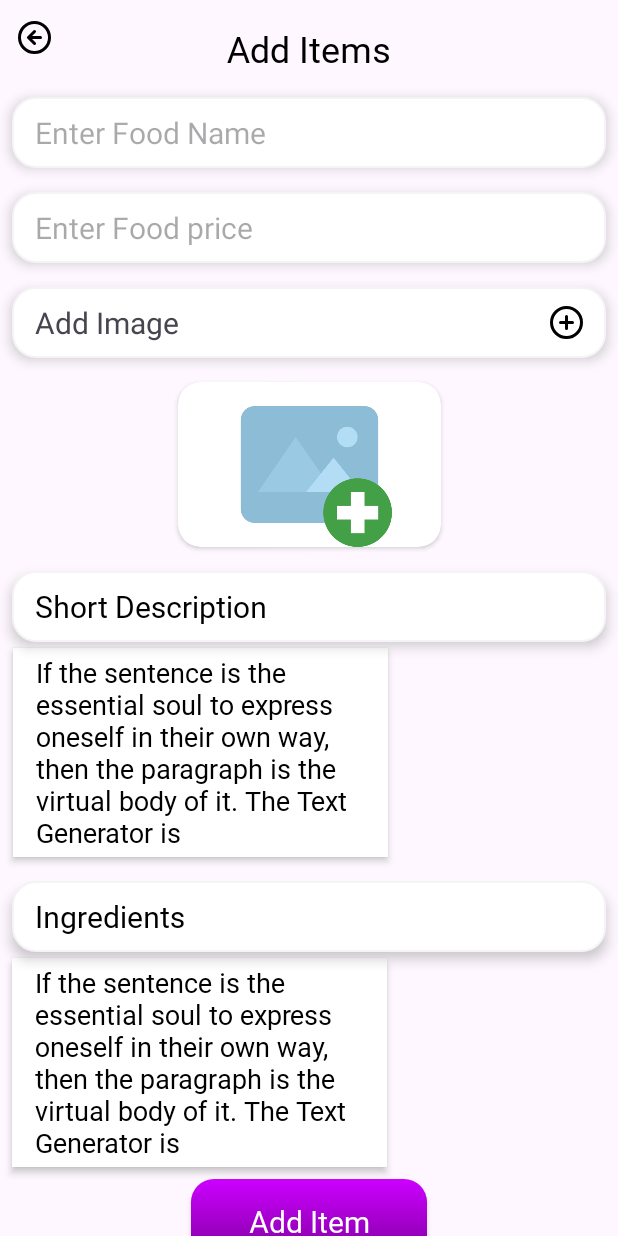
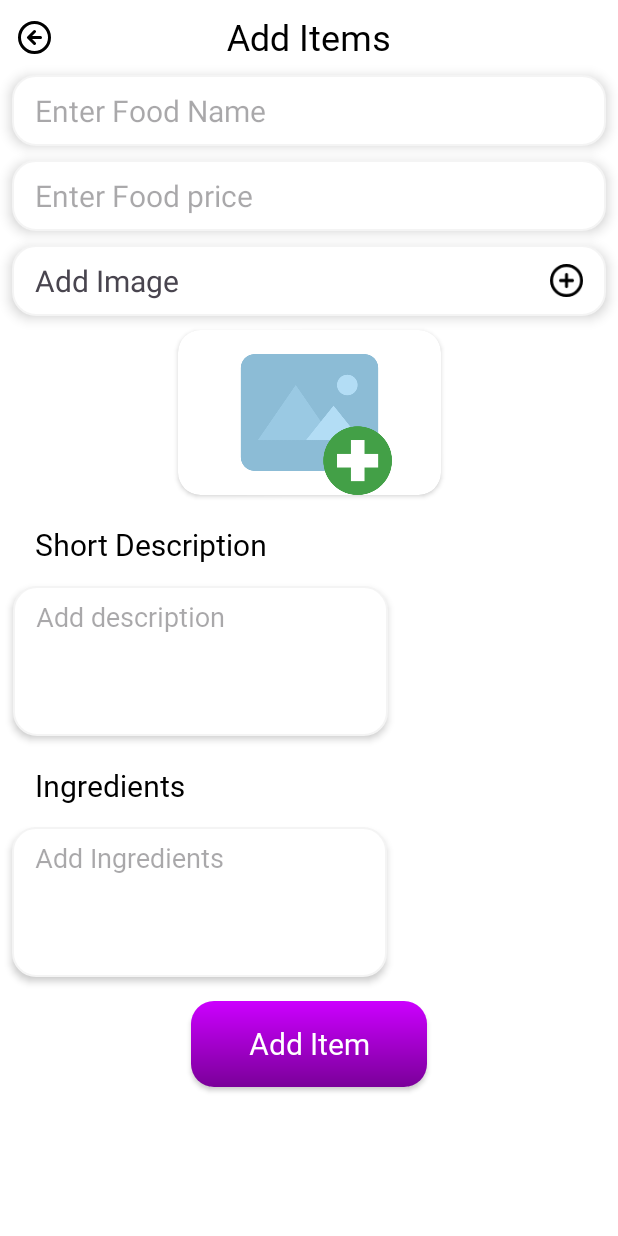
Before and after one commit to prathmesh-ghatmal/AdminCraveCart, an Android app: the AddItemsActivity screen opened directly, with no data from a screen before it, on a phone screen of 412 x 824 dp. Run offline under Robolectric (Android 15) with nearby library versions, the phone set to English and light mode, and no system bars; our stand-ins replace Firebase (no records; nobody signed in at launch, a user with empty details on screens opened directly).

Commit message:
Add items  done

```diff
--- a/app/build.gradle
+++ b/app/build.gradle
@@ -43,6 +43,7 @@ dependencies {
     implementation 'com.google.firebase:firebase-database:20.3.1'
     implementation 'com.google.android.gms:play-services-auth:21.1.0'
     implementation 'com.google.firebase:firebase-auth:22.3.1'
+    implementation 'com.google.firebase:firebase-storage-ktx:20.3.0'
     testImplementation 'junit:junit:4.13.2'
     androidTestImplementation 'androidx.test.ext:junit:1.1.5'
     androidTestImplementation 'androidx.test.espresso:espresso-core:3.5.1'
--- a/app/src/main/java/com/example/admincravecart/AddItemsActivity.kt
+++ b/app/src/main/java/com/example/admincravecart/AddItemsActivity.kt
@@ -1,24 +1,122 @@
 package com.example.admincravecart
 
+import android.net.Uri
 import androidx.appcompat.app.AppCompatActivity
 import android.os.Bundle
+import android.widget.Toast
 import androidx.activity.result.PickVisualMediaRequest
 import androidx.activity.result.contract.ActivityResultContracts
 import com.example.admincravecart.databinding.ActivityAddItemsBinding
+import com.example.admincravecart.model.AllMenu
+import com.google.firebase.auth.FirebaseAuth
+import com.google.firebase.database.DatabaseReference
+import com.google.firebase.database.FirebaseDatabase
+import com.google.firebase.storage.FirebaseStorage
 
 class AddItemsActivity : AppCompatActivity() {
-    private val binding:ActivityAddItemsBinding by lazy { ActivityAddItemsBinding.inflate(layoutInflater) }
+    //Food item details
+    private lateinit var FoodName: String
+    private lateinit var FoodPrice: String
+    private lateinit var FoodDescription: String
+    private lateinit var FoodIngredients: String
+    private var FoodImageUri: Uri? = null
+
+    //firebase
+    private lateinit var auth: FirebaseAuth
+    private lateinit var database: FirebaseDatabase
+
+
+    private val binding: ActivityAddItemsBinding by lazy {
+        ActivityAddItemsBinding.inflate(
+            layoutInflater
+        )
+    }
+
+
     override fun onCreate(savedInstanceState: Bundle?) {
         super.onCreate(savedInstanceState)
         setContentView(binding.root)
-        binding.AddItemImage.setOnClickListener {
-            pickimage.launch(PickVisualMediaRequest(ActivityResultContracts.PickVisualMedia.ImageOnly))
+        //initialize firebase
+        auth = FirebaseAuth.getInstance()
+
+        //Initialize firebase database
+
+        database = FirebaseDatabase.getInstance()
+
+        //Adding items
+        binding.AddItemsButton.setOnClickListener {
+            //Get data from fields
+            FoodName = binding.AddItemFoodName.text.toString().trim()
+            FoodPrice = binding.AddItemFoodPrice.text.toString().trim()
+            FoodDescription = binding.AddItemFoodDescription.text.toString().trim()
+            FoodIngredients = binding.AddItemFoodIngredients.text.toString().trim()
+
+            if (!(FoodName.isBlank() || FoodPrice.isBlank() || FoodDescription.isBlank() || FoodIngredients.isBlank() )) {
+                uploadData()
+                Toast.makeText(this, "item added sucessfully", Toast.LENGTH_SHORT).show()
+                finish()
+            } else {
+                Toast.makeText(this, "please fill all the details", Toast.LENGTH_SHORT).show()
+
+            }
+        }
+
+        binding.AddItemFoodImage.setOnClickListener {
+            pickImage.launch("image/*")
         }
         binding.AddItemBackButton.setOnClickListener { finish() }
+
     }
-    val pickimage=registerForActivityResult(ActivityResultContracts.PickVisualMedia()){
-        uri->if (uri!=null){
+
+    private fun uploadData() {
+        //get a reference to the menu node in the database
+        val menuref = database.getReference("menu")
+        //Generate the unique key for each menu item
+        val menukey = menuref.push().key
+
+        if (FoodImageUri != null) {
+            val storageRef = FirebaseStorage.getInstance().reference
+            val imageRef = storageRef.child("menu_images/${menukey}.jpg")
+            val uploadTask = imageRef.putFile(FoodImageUri!!)
+
+            uploadTask.addOnSuccessListener {
+                imageRef.downloadUrl.addOnSuccessListener { downloadurl ->
+                    //create new menu item
+                    val newItem = AllMenu(
+                        FoodName = FoodName,
+                        FoodPrice = FoodPrice,
+                        FoodDescription = FoodDescription,
+                        FoodIngredients = FoodIngredients,
+                        FoodImage = downloadurl.toString()
+
+                    )
+                    menukey?.let { key ->
+                        menuref.child(key).setValue(newItem).addOnSuccessListener {
+                            Toast.makeText(this, "Added item sucessfully", Toast.LENGTH_SHORT)
+                                .show()
+
+                        }
+                            .addOnFailureListener {
+                                Toast.makeText(this, "Add item failed", Toast.LENGTH_SHORT).show()
+
+                            }
+                    }
+                }
+
+            }.addOnFailureListener {
+                Toast.makeText(this, "image upload failed", Toast.LENGTH_SHORT).show()
+            }
+
+        } else {
+            Toast.makeText(this, "please select a image", Toast.LENGTH_SHORT).show()
+        }
+    }
+
+
+    val pickImage = registerForActivityResult(ActivityResultContracts.GetContent()) { uri ->
+        if (uri != null) {
             binding.SelectedImage.setImageURI(uri)
-    }
+            FoodImageUri=uri
+        }
     }
 }
--- a/app/src/main/res/layout/activity_add_items.xml
+++ b/app/src/main/res/layout/activity_add_items.xml
@@ -4,12 +4,13 @@
     xmlns:tools="http://schemas.android.com/tools"
     android:layout_width="match_parent"
     android:layout_height="match_parent"
+    android:background="@color/white"
     tools:context=".AddItemsActivity">
 
     <ScrollView
         android:layout_width="0dp"
+        android:layout_height="match_parent"
         android:scrollbars="none"
-        android:layout_height="match_parent"
         app:layout_constraintBottom_toBottomOf="parent"
         app:layout_constraintEnd_toEndOf="parent"
         app:layout_constraintStart_toStartOf="parent"
@@ -36,7 +37,7 @@
                 android:id="@+id/textView13"
                 android:layout_width="wrap_content"
                 android:layout_height="wrap_content"
-                android:layout_marginTop="16dp"
+                android:layout_marginTop="8dp"
                 android:fontFamily="@font/latobold"
                 android:text="Add Items"
                 android:textColor="@color/black"
@@ -46,11 +47,11 @@
                 app:layout_constraintTop_toTopOf="parent" />
 
             <EditText
-                android:id="@+id/AddItemName"
+                android:id="@+id/AddItemFoodName"
                 android:layout_width="0dp"
                 android:layout_height="47dp"
                 android:layout_marginStart="8dp"
-                android:layout_marginTop="16dp"
+                android:layout_marginTop="9dp"
                 android:layout_marginEnd="8dp"
                 android:background="@drawable/edittextshape"
                 android:elevation="5dp"
@@ -64,10 +65,10 @@
                 app:layout_constraintTop_toBottomOf="@+id/textView13" />
 
             <EditText
-                android:id="@+id/AddItemPrice"
+                android:id="@+id/AddItemFoodPrice"
                 android:layout_width="0dp"
                 android:layout_height="47dp"
-                android:layout_marginTop="16dp"
+                android:layout_marginTop="9dp"
                 android:background="@drawable/edittextshape"
                 android:elevation="5dp"
                 android:ems="10"
@@ -75,15 +76,15 @@
                 android:inputType="text"
                 android:paddingLeft="15dp"
                 android:textSize="20sp"
-                app:layout_constraintEnd_toEndOf="@+id/AddItemName"
-                app:layout_constraintStart_toStartOf="@+id/AddItemName"
-                app:layout_constraintTop_toBottomOf="@+id/AddItemName" />
+                app:layout_constraintEnd_toEndOf="@+id/AddItemFoodName"
+                app:layout_constraintStart_toStartOf="@+id/AddItemFoodName"
+                app:layout_constraintTop_toBottomOf="@+id/AddItemFoodName" />
 
             <TextView
-                android:id="@+id/AddItemImage"
+                android:id="@+id/AddItemFoodImage"
                 android:layout_width="0dp"
                 android:layout_height="47dp"
-                android:layout_marginTop="16dp"
+                android:layout_marginTop="9dp"
                 android:background="@drawable/edittextshape"
                 android:drawableRight="@drawable/pluse_round"
                 android:elevation="5dp"
@@ -92,19 +93,19 @@
                 android:paddingRight="15dp"
                 android:text="Add Image"
                 android:textSize="20sp"
-                app:layout_constraintEnd_toEndOf="@+id/AddItemPrice"
-                app:layout_constraintStart_toStartOf="@+id/AddItemPrice"
-                app:layout_constraintTop_toBottomOf="@+id/AddItemPrice" />
+                app:layout_constraintEnd_toEndOf="@+id/AddItemFoodPrice"
+                app:layout_constraintStart_toStartOf="@+id/AddItemFoodPrice"
+                app:layout_constraintTop_toBottomOf="@+id/AddItemFoodPrice" />
 
             <androidx.cardview.widget.CardView
                 android:id="@+id/cardView3"
                 android:layout_width="wrap_content"
                 android:layout_height="wrap_content"
-                android:layout_marginTop="16dp"
+                android:layout_marginTop="9dp"
                 app:cardCornerRadius="15dp"
-                app:layout_constraintEnd_toEndOf="@+id/AddItemImage"
-                app:layout_constraintStart_toStartOf="@+id/AddItemImage"
-                app:layout_constraintTop_toBottomOf="@+id/AddItemImage">
+                app:layout_constraintEnd_toEndOf="@+id/AddItemFoodImage"
+                app:layout_constraintStart_toStartOf="@+id/AddItemFoodImage"
+                app:layout_constraintTop_toBottomOf="@+id/AddItemFoodImage">
 
                 <ImageView
                     android:id="@+id/SelectedImage"
@@ -119,9 +120,9 @@
                 android:layout_width="match_parent"
                 android:layout_height="47dp"
                 android:layout_marginStart="8dp"
-                android:layout_marginTop="16dp"
+                android:layout_marginTop="9dp"
                 android:layout_marginEnd="8dp"
-                android:background="@drawable/edittextshape"
+                android:background="@android:color/transparent"
                 android:elevation="5dp"
                 android:fontFamily="@font/latobold"
                 android:gravity="center_vertical"
@@ -134,21 +135,22 @@
                 app:layout_constraintTop_toBottomOf="@+id/cardView3" />
 
             <EditText
-                android:id="@+id/AddItemDescription"
+                android:id="@+id/AddItemFoodDescription"
                 android:layout_width="250dp"
                 android:layout_height="wrap_content"
                 android:layout_marginTop="4dp"
-                android:background="@color/white"
+                android:background="@drawable/edittextshape"
                 android:elevation="3dp"
                 android:ems="10"
                 android:fontFamily="@font/latoregular"
+                android:gravity="start"
+                android:hint="Add description"
                 android:inputType="textMultiLine"
-                android:paddingLeft="15dp"
-                android:paddingTop="4dp"
-
-
-                android:paddingBottom="4dp"
-                android:text="If the sentence is the essential soul to express oneself in their own way, then the paragraph is the virtual body of it. The Text Generator is"
+                android:minHeight="100dp"
+                android:paddingStart="15dp"
+                android:paddingTop="8dp"
+                android:paddingEnd="15dp"
+                android:paddingBottom="8dp"
                 android:textColor="@color/black"
                 app:layout_constraintStart_toStartOf="@+id/textView19"
                 app:layout_constraintTop_toBottomOf="@+id/textView19" />
@@ -158,9 +160,9 @@
                 android:layout_width="match_parent"
                 android:layout_height="47dp"
                 android:layout_marginStart="8dp"
-                android:layout_marginTop="16dp"
+                android:layout_marginTop="9dp"
                 android:layout_marginEnd="8dp"
-                android:background="@drawable/edittextshape"
+                android:background="@android:color/transparent"
                 android:elevation="5dp"
                 android:fontFamily="@font/latobold"
                 android:gravity="center_vertical"
@@ -168,45 +170,48 @@
                 android:text="Ingredients"
                 android:textColor="@color/black"
                 android:textSize="20sp"
-                app:layout_constraintEnd_toEndOf="@+id/AddItemImage"
-                app:layout_constraintStart_toStartOf="@+id/AddItemImage"
-                app:layout_constraintTop_toBottomOf="@+id/AddItemDescription" />
+                app:layout_constraintEnd_toEndOf="@+id/AddItemFoodImage"
+                app:layout_constraintStart_toStartOf="@+id/AddItemFoodImage"
+                app:layout_constraintTop_toBottomOf="@+id/AddItemFoodDescription" />
 
             <EditText
-                android:id="@+id/AddItemIngredients"
+                android:id="@+id/AddItemFoodIngredients"
                 android:layout_width="250dp"
                 android:layout_height="wrap_content"
                 android:layout_marginTop="4dp"
-                android:background="@color/white"
+                android:background="@drawable/edittextshape"
                 android:elevation="3dp"
                 android:ems="10"
                 android:fontFamily="@font/latoregular"
+                android:gravity="start"
+                android:hint="Add Ingredients"
                 android:inputType="textMultiLine"
-                android:paddingLeft="15dp"
 
-
-                android:paddingTop="4dp"
-                android:paddingBottom="4dp"
-                android:text="If the sentence is the essential soul to express oneself in their own way, then the paragraph is the virtual body of it. The Text Generator is"
+                android:minHeight="100dp"
+                android:paddingStart="15dp"
+                android:paddingTop="8dp"
+                android:paddingEnd="15dp"
+                android:paddingBottom="8dp"
                 android:textColor="@color/black"
                 app:layout_constraintStart_toStartOf="@+id/textView12"
                 app:layout_constraintTop_toBottomOf="@+id/textView12" />
 
             <androidx.appcompat.widget.AppCompatButton
+                android:id="@+id/AddItemsButton"
                 android:layout_width="157dp"
                 android:layout_height="57dp"
+                android:layout_marginTop="16dp"
+                android:layout_marginBottom="16dp"
                 android:background="@drawable/voiletbutton"
                 android:fontFamily="@font/latobold"
                 android:text="Add Item"
                 android:textAllCaps="false"
                 android:textColor="@color/white"
                 android:textSize="20sp"
-                android:layout_marginTop="8dp"
-                android:layout_marginBottom="16dp"
                 app:layout_constraintBottom_toBottomOf="parent"
                 app:layout_constraintEnd_toEndOf="parent"
                 app:layout_constraintStart_toStartOf="parent"
-                app:layout_constraintTop_toBottomOf="@+id/AddItemIngredients" />
+                app:layout_constraintTop_toBottomOf="@+id/AddItemFoodIngredients" />
 
 
         </androidx.constraintlayout.widget.ConstraintLayout>
```
Also changed, not shown: app/src/main/java/com/example/admincravecart/LoginActivity.kt (+14 -4 lines), app/src/main/java/com/example/admincravecart/model/AllMenu.kt (added, +10 -0 lines).
